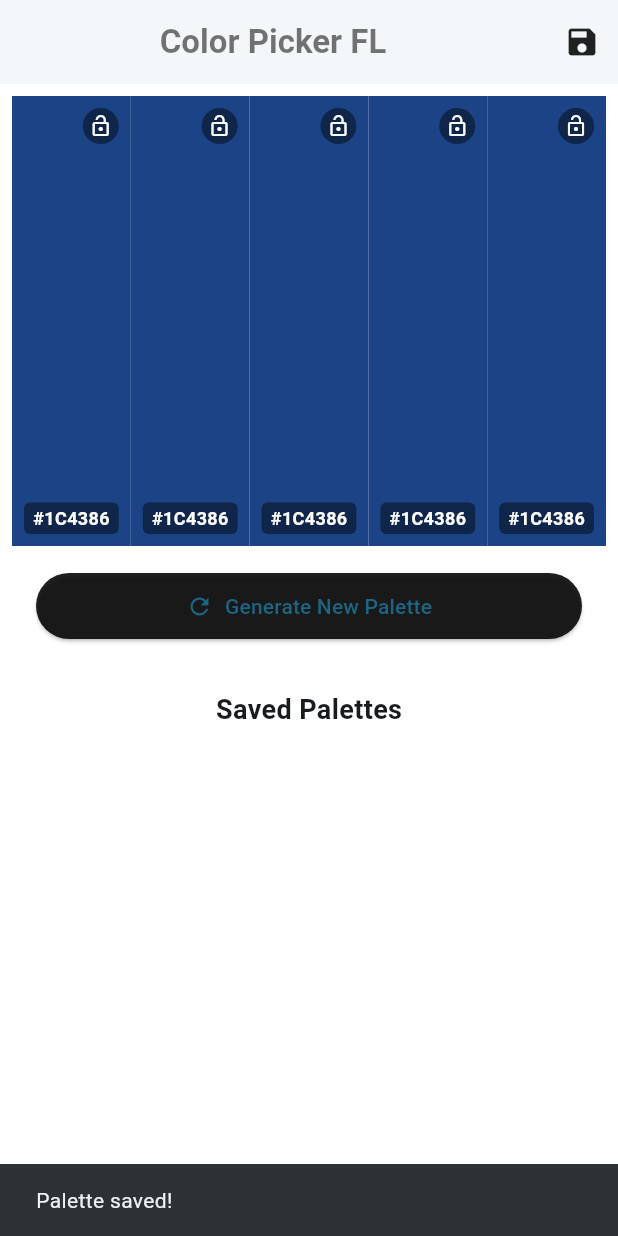
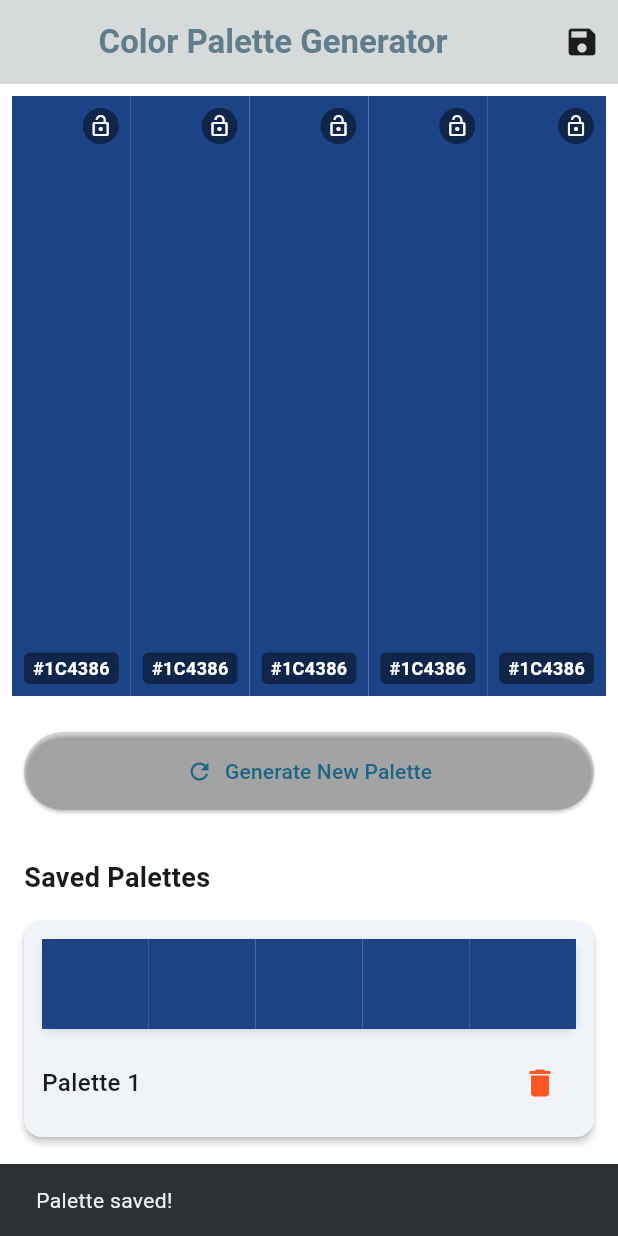
Before and after one commit to AaronPeterOcen/color_picker_fl, a Flutter app: the screen it shows after launch, after a tap on the "save" icon, on a phone screen of 412 x 824 dp. Run offline on Flutter 3.47's test engine with Material 3 defaults, Android fonts, the phone set to English and light mode, and no system bars; Roboto replaces fonts that are missing (ubuntu).

Commit message:
updating the color save functionality

```diff
--- a/lib/models/color_palette.dart
+++ b/lib/models/color_palette.dart
@@ -3,13 +3,13 @@ import 'package:flutter/material.dart';
 
 class ColorPalette {
   final List<Color> colors;
-  final List<bool> lockedColors;
+  final List<bool> lockedColor;
   final String name;
   final DateTime createdAt;
 
   ColorPalette({
     required this.colors,
-    required this.lockedColors,
+    required this.lockedColor,
     this.name = "Untitled Palette",
     DateTime? createdAt,
   }) : createdAt = createdAt ?? DateTime.now();
@@ -22,7 +22,7 @@ class ColorPalette {
         (_) =>
             Color((Random().nextDouble() * 0xFFFFFF).toInt()).withOpacity(1.0),
       ),
-      lockedColors: List.generate(5, (_) => false),
+      lockedColor: List.generate(5, (_) => false),
     );
   }
 
@@ -43,19 +43,18 @@ class ColorPalette {
   }) {
     return ColorPalette(
       colors: colors ?? List.from(this.colors),
-      lockedColors: lockedColors ?? List.from(this.lockedColors),
+      lockedColor: lockedColors ?? List.from(this.lockedColor),
       name: name ?? this.name,
     );
   }
 
-  void lockedColor(int index) {
-    lockedColors[index] = !lockedColors[index];
+  void lockedColors(int index) {
+    lockedColor[index] = !lockedColor[index];
   }
 
   void generateNewColors() {
-    final random = Random();
     for (int i = 0; i < colors.length; i++) {
-      if (!lockedColors[i]) {
+      if (!lockedColor[i]) {
         colors[i] = _generateRandomColor();
       }
     }
--- a/lib/screens/home_page.dart
+++ b/lib/screens/home_page.dart
@@ -1,15 +1,10 @@
-// import 'dart:nativewrappers/_internal/vm/lib/ffi_native_type_patch.dart';
-
-import 'package:color_picker_fl/models/color_palette.dart';
-import 'package:color_picker_fl/widgets/color_card.dart';
-import 'package:color_picker_fl/widgets/palette_grid.dart';
 import 'package:flutter/material.dart';
+import '../models/color_palette.dart';
+import '../widgets/color_card.dart';
 
 class HomePage extends StatefulWidget {
-  const HomePage({super.key});
-
   @override
-  State<HomePage> createState() => _HomePageState();
+  _HomePageState createState() => _HomePageState();
 }
 
 class _HomePageState extends State<HomePage> {
@@ -23,11 +18,9 @@ class _HomePageState extends State<HomePage> {
   }
 
   void _loadSavedPalettes() {
+    // Start with empty list
     setState(() {
-      _palettes = [
-        ColorPalette.generateRandom(),
-        ColorPalette.generateRandom(),
-      ];
+      _palettes = [];
     });
   }
 
@@ -39,7 +32,7 @@ class _HomePageState extends State<HomePage> {
 
   void _lockColor(int index) {
     setState(() {
-      _currentPalette.lockedColor(index); //check this
+      _currentPalette.lockedColors(index);
     });
   }
 
@@ -52,41 +45,13 @@ class _HomePageState extends State<HomePage> {
     ).showSnackBar(SnackBar(content: Text('Palette saved!')));
   }
 
-  // void _deletePalette(int index) {
-  //   setState(() {
-  //     _palettes.removeAt(index);
-  //   });
-  //   ScaffoldMessenger.of(
-  //     context,
-  //   ).showSnackBar(SnackBar(content: Text('Palette deleted!')));
-  // }
   void _deletePalette(int index) {
     if (index < 0 || index >= _palettes.length) return;
 
     setState(() {
-      // This forces a complete rebuild of the list
-      _palettes = List<ColorPalette>.from(_palettes)..removeAt(index);
+      _palettes.removeAt(index);
     });
   }
-  // void _deletePalette(int index) {
-  //   print('Delete called with index: $index');
-  //   print('Current palettes length: ${_palettes.length}');
-
-  //   if (_palettes.isEmpty) {
-  //     print('Palettes list is empty');
-  //     return;
-  //   }
-
-  //   if (index < 0 || index >= _palettes.length) {
-  //     print('Invalid index: $index');
-  //     return;
-  //   }
-
-  //   setState(() {
-  //     _palettes.removeAt(index);
-  //   });
-  //   print('Palette deleted successfully');
-  // }
 
   @override
   Widget build(BuildContext context) {
@@ -94,58 +59,60 @@ class _HomePageState extends State<HomePage> {
       appBar: AppBar(
         title: Center(
           child: Text(
-            'Color Picker FL',
+            'Color Palette Generator',
             style: TextStyle(
-              color: Colors.black54,
+              color: Colors.blueGrey,
               fontWeight: FontWeight.bold,
             ),
           ),
         ),
-        backgroundColor: Colors.white12,
+        backgroundColor: Colors.black12,
         elevation: 1,
         actions: [
           IconButton(
+            icon: Icon(Icons.save, color: Colors.black87),
             onPressed: _savePalette,
-            icon: Icon(Icons.save, color: Colors.black87),
           ),
         ],
       ),
       body: SingleChildScrollView(
-        child: Padding(
-          padding: const EdgeInsets.all(8.0),
         child: Column(
           children: [
-              Container(
-                height: 300,
+            // Current palette
+            Padding(
+              padding: const EdgeInsets.all(8.0),
+              child: Container(
+                height: 400,
                 child: Row(
                   children: _currentPalette.colors.asMap().entries.map((entry) {
-                    int idx = entry.key;
+                    int index = entry.key;
                     Color color = entry.value;
-                    // bool isLocked = _currentPalette.locked[idx];
                     return Expanded(
                       child: ColorCard(
                         color: color,
-                        isLocked: _currentPalette.lockedColors[idx],
-                        onTap: () => _lockColor(idx),
+                        isLocked: _currentPalette.lockedColor[index],
+                        onTap: () => _lockColor(index),
                         showHex: true,
                       ),
                     );
                   }).toList(),
                 ),
               ),
+            ),
 
+            // Generate button
             Container(
               padding: EdgeInsets.all(16),
               child: Row(
                 children: [
                   Expanded(
                     child: ElevatedButton.icon(
+                      icon: Icon(Icons.refresh),
+                      label: Text('Generate New Palette'),
                       onPressed: _generateNewPalette,
-                        label: Text('Generate New Palette'),
-                        icon: Icon(Icons.refresh),
                       style: ElevatedButton.styleFrom(
-                          backgroundColor: Colors.black87,
-                          padding: EdgeInsets.symmetric(vertical: 12),
+                        padding: EdgeInsets.symmetric(vertical: 16),
+                        backgroundColor: Colors.black12,
                       ),
                     ),
                   ),
@@ -153,7 +120,6 @@ class _HomePageState extends State<HomePage> {
               ),
             ),
 
-              if (_palettes.isNotEmpty)
             Padding(
               padding: EdgeInsets.all(16.0),
               child: Column(
@@ -161,22 +127,86 @@ class _HomePageState extends State<HomePage> {
                 children: [
                   Text(
                     'Saved Palettes',
-                        style: TextStyle(
-                          fontSize: 18,
-                          fontWeight: FontWeight.bold,
-                        ),
+                    style: TextStyle(fontSize: 18, fontWeight: FontWeight.bold),
                   ),
                   SizedBox(height: 16),
-                      // PaletteGrid(
-                      //   palettes: _palettes,
-                      //   onDelete: _deletePalette,
-                      // ),
+                  _buildSavedPalettesList(),
                 ],
               ),
             ),
           ],
         ),
       ),
+    );
+  }
+
+  Widget _buildSavedPalettesList() {
+    if (_palettes.isEmpty) {
+      return Container(
+        padding: EdgeInsets.all(32),
+        child: Text(
+          'No saved palettes yet.\nGenerate and save some palettes!',
+          style: TextStyle(color: Colors.blueGrey, fontSize: 16),
+          textAlign: TextAlign.center,
+        ),
+      );
+    }
+
+    return ListView.builder(
+      shrinkWrap: true,
+      physics: NeverScrollableScrollPhysics(),
+      itemCount: _palettes.length,
+      itemBuilder: (context, index) {
+        final palette = _palettes[index];
+        return _buildPaletteListItem(palette, index);
+      },
+    );
+  }
+
+  Widget _buildPaletteListItem(ColorPalette palette, int index) {
+    return Card(
+      margin: EdgeInsets.only(bottom: 12),
+      elevation: 2,
+      child: Padding(
+        padding: EdgeInsets.all(12),
+        child: Column(
+          children: [
+            // Color bars
+            Container(
+              height: 60,
+              decoration: BoxDecoration(
+                borderRadius: BorderRadius.circular(8),
+                boxShadow: [
+                  BoxShadow(
+                    color: Colors.black12,
+                    blurRadius: 4,
+                    offset: Offset(0, 2),
+                  ),
+                ],
+              ),
+              child: Row(
+                children: palette.colors.map((color) {
+                  return Expanded(child: Container(color: color));
+                }).toList(),
+              ),
+            ),
+            SizedBox(height: 12),
+            // Palette info and delete button
+            Row(
+              mainAxisAlignment: MainAxisAlignment.spaceBetween,
+              children: [
+                Text(
+                  'Palette ${index + 1}',
+                  style: TextStyle(fontWeight: FontWeight.w500, fontSize: 16),
+                ),
+                IconButton(
+                  icon: Icon(Icons.delete, color: Colors.deepOrange),
+                  onPressed: () => _deletePalette(index),
+                ),
+              ],
+            ),
+          ],
+        ),
       ),
     );
   }
```
Lines whose indentation alone changed are shown as unchanged.
